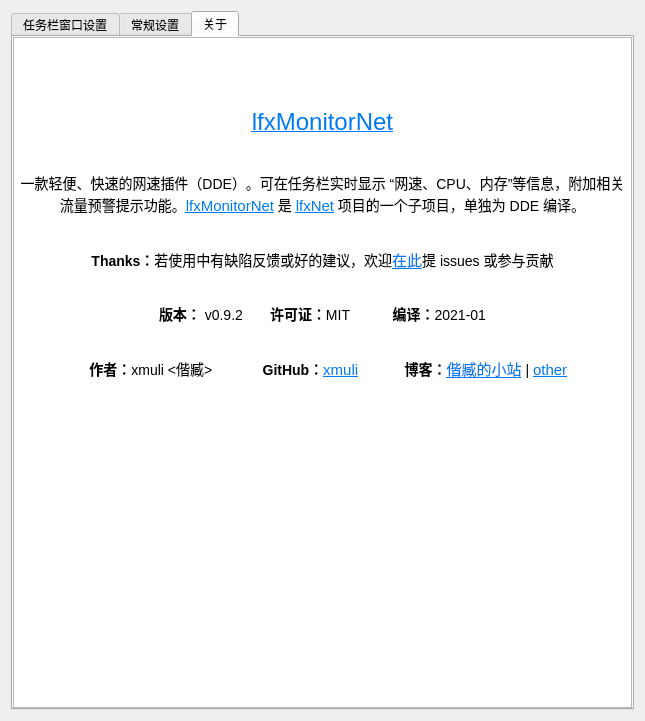
Before: the Qt Designer form dde-dock-plugin/WinDdeDockSetting.ui in XMuli/NetSpeed, drawn with Qt 5.
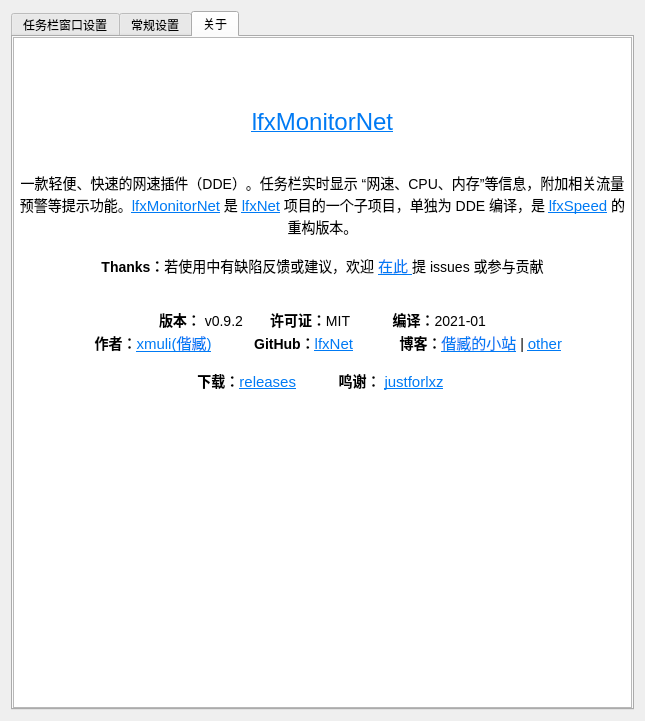
After: the same form once the commit is applied. The open tabs and pages were chosen to show the change. Icons and pictures are not drawn.

Commit message: docs: Introduction to the update process

The edit to the form file:
```diff
--- a/dde-dock-plugin/WinDdeDockSetting.ui
+++ b/dde-dock-plugin/WinDdeDockSetting.ui
@@ -1047,17 +1047,15 @@
 &lt;p align=&quot;center&quot; style=&quot; margin-top:0px; margin-bottom:0px; margin-left:0px; margin-right:0px; -qt-block-indent:0; text-indent:0px;&quot;&gt;&lt;a href=&quot;https://github.com/xmuli/lfxNet/tree/master/dde-dock-plugin&quot;&gt;&lt;span style=&quot; font-size:18pt; text-decoration: underline; color:#007af4;&quot;&gt;lfxMonitorNet&lt;/span&gt;&lt;/a&gt;&lt;/p&gt;
 &lt;p align=&quot;center&quot; style=&quot;-qt-paragraph-type:empty; margin-top:0px; margin-bottom:0px; margin-left:0px; margin-right:0px; -qt-block-indent:0; text-indent:0px; font-size:11pt; text-decoration: underline; color:#007af4;&quot;&gt;&lt;br /&gt;&lt;/p&gt;
 &lt;p align=&quot;center&quot; style=&quot;-qt-paragraph-type:empty; margin-top:0px; margin-bottom:0px; margin-left:0px; margin-right:0px; -qt-block-indent:0; text-indent:0px; font-size:11pt; text-decoration: underline; color:#007af4;&quot;&gt;&lt;br /&gt;&lt;/p&gt;
-&lt;p align=&quot;center&quot; style=&quot; margin-top:0px; margin-bottom:0px; margin-left:0px; margin-right:0px; -qt-block-indent:0; text-indent:0px;&quot;&gt;一款轻便、快速的网速插件（DDE）。可在任务栏实时显示 “网速、CPU、内存”等信息，附加相关流量预警提示功能。&lt;a href=&quot;https://github.com/xmuli/lfxNet/tree/master/dde-dock-plugin&quot;&gt;&lt;span style=&quot; font-size:11pt; text-decoration: underline; color:#007af4;&quot;&gt;lfxMonitorNet&lt;/span&gt;&lt;/a&gt; 是 &lt;a href=&quot;https://github.com/xmuli/lfxNet&quot;&gt;&lt;span style=&quot; font-size:11pt; text-decoration: underline; color:#007af4;&quot;&gt;lfxNet&lt;/span&gt;&lt;/a&gt; 项目的一个子项目，单独为 DDE 编译。&lt;/p&gt;
-&lt;p align=&quot;center&quot; style=&quot;-qt-paragraph-type:empty; margin-top:0px; margin-bottom:0px; margin-left:0px; margin-right:0px; -qt-block-indent:0; text-indent:0px;&quot;&gt;&lt;br /&gt;&lt;/p&gt;
+&lt;p align=&quot;center&quot; style=&quot; margin-top:0px; margin-bottom:0px; margin-left:0px; margin-right:0px; -qt-block-indent:0; text-indent:0px;&quot;&gt;一款轻便、快速的网速插件（DDE）。任务栏实时显示 “网速、CPU、内存”等信息，附加相关流量预警等提示功能。&lt;a href=&quot;https://github.com/xmuli/lfxNet/tree/master/dde-dock-plugin&quot;&gt;&lt;span style=&quot; font-size:11pt; text-decoration: underline; color:#007af4;&quot;&gt;lfxMonitorNet&lt;/span&gt;&lt;/a&gt; 是 &lt;a href=&quot;https://github.com/xmuli/lfxNet&quot;&gt;&lt;span style=&quot; font-size:11pt; text-decoration: underline; color:#007af4;&quot;&gt;lfxNet&lt;/span&gt;&lt;/a&gt; 项目的一个子项目，单独为 DDE 编译，是 &lt;a href=&quot;https://github.com/xmuli/lfxSpeed&quot;&gt;&lt;span style=&quot; font-size:11pt; text-decoration: underline; color:#007af4;&quot;&gt;lfxSpeed&lt;/span&gt;&lt;/a&gt; 的重构版本。&lt;/p&gt;
 &lt;p align=&quot;center&quot; style=&quot;-qt-paragraph-type:empty; margin-top:0px; margin-bottom:0px; margin-left:0px; margin-right:0px; -qt-block-indent:0; text-indent:0px; font-weight:600;&quot;&gt;&lt;br /&gt;&lt;/p&gt;
-&lt;p align=&quot;center&quot; style=&quot; margin-top:0px; margin-bottom:0px; margin-left:0px; margin-right:0px; -qt-block-indent:0; text-indent:0px;&quot;&gt;&lt;span style=&quot; font-weight:600;&quot;&gt;Thanks：&lt;/span&gt;若使用中有缺陷反馈或好的建议，欢迎&lt;a href=&quot;https://github.com/xmuli/lfxNet&quot;&gt;&lt;span style=&quot; font-size:11pt; text-decoration: underline; color:#007af4;&quot;&gt;在此&lt;/span&gt;&lt;/a&gt;提 issues 或参与贡献&lt;/p&gt;
+&lt;p align=&quot;center&quot; style=&quot; margin-top:0px; margin-bottom:0px; margin-left:0px; margin-right:0px; -qt-block-indent:0; text-indent:0px;&quot;&gt;&lt;span style=&quot; font-weight:600;&quot;&gt;Thanks：&lt;/span&gt;若使用中有缺陷反馈或建议，欢迎 &lt;a href=&quot;https://github.com/xmuli/lfxNet/issues&quot;&gt;&lt;span style=&quot; font-size:11pt; text-decoration: underline; color:#007af4;&quot;&gt;在此 &lt;/span&gt;&lt;/a&gt;提 issues 或参与贡献&lt;/p&gt;
 &lt;p align=&quot;center&quot; style=&quot;-qt-paragraph-type:empty; margin-top:0px; margin-bottom:0px; margin-left:0px; margin-right:0px; -qt-block-indent:0; text-indent:0px;&quot;&gt;&lt;br /&gt;&lt;/p&gt;
 &lt;p align=&quot;center&quot; style=&quot;-qt-paragraph-type:empty; margin-top:0px; margin-bottom:0px; margin-left:0px; margin-right:0px; -qt-block-indent:0; text-indent:0px;&quot;&gt;&lt;br /&gt;&lt;/p&gt;
 &lt;p align=&quot;center&quot; style=&quot; margin-top:0px; margin-bottom:0px; margin-left:0px; margin-right:0px; -qt-block-indent:0; text-indent:0px;&quot;&gt;&lt;span style=&quot; font-weight:600;&quot;&gt;版本： &lt;/span&gt;v0.9.2 &lt;span style=&quot; font-weight:600;&quot;&gt;      许可证：&lt;/span&gt;MIT&lt;span style=&quot; font-weight:600;&quot;&gt;           编译：&lt;/span&gt;2021-01&lt;/p&gt;
+&lt;p align=&quot;center&quot; style=&quot; margin-top:0px; margin-bottom:0px; margin-left:0px; margin-right:0px; -qt-block-indent:0; text-indent:0px;&quot;&gt;&lt;span style=&quot; font-weight:600;&quot;&gt;    作者：&lt;/span&gt;&lt;a href=&quot;https://github.com/xmuli&quot;&gt;&lt;span style=&quot; font-size:11pt; text-decoration: underline; color:#007af4;&quot;&gt;xmuli(偕臧)&lt;/span&gt;&lt;/a&gt;&lt;span style=&quot; font-weight:600;&quot;&gt;           GitHub：&lt;/span&gt;&lt;a href=&quot;https://github.com/xmuli/lfxNet&quot;&gt;&lt;span style=&quot; font-size:11pt; text-decoration: underline; color:#007af4;&quot;&gt;lfxNet&lt;/span&gt;&lt;/a&gt;&lt;span style=&quot; font-weight:600;&quot;&gt;            博客：&lt;/span&gt;&lt;a href=&quot;https://xmuli.tech&quot;&gt;&lt;span style=&quot; font-size:11pt; text-decoration: underline; color:#007af4;&quot;&gt;偕臧的小站&lt;/span&gt;&lt;/a&gt; | &lt;a href=&quot;https://xmuli.blog.csdn.net/&quot;&gt;&lt;span style=&quot; font-size:11pt; text-decoration: underline; color:#007af4;&quot;&gt;other&lt;/span&gt;&lt;/a&gt; &lt;/p&gt;
 &lt;p align=&quot;center&quot; style=&quot;-qt-paragraph-type:empty; margin-top:0px; margin-bottom:0px; margin-left:0px; margin-right:0px; -qt-block-indent:0; text-indent:0px;&quot;&gt;&lt;br /&gt;&lt;/p&gt;
-&lt;p align=&quot;center&quot; style=&quot;-qt-paragraph-type:empty; margin-top:0px; margin-bottom:0px; margin-left:0px; margin-right:0px; -qt-block-indent:0; text-indent:0px;&quot;&gt;&lt;br /&gt;&lt;/p&gt;
-&lt;p align=&quot;center&quot; style=&quot; margin-top:0px; margin-bottom:0px; margin-left:0px; margin-right:0px; -qt-block-indent:0; text-indent:0px;&quot;&gt;&lt;span style=&quot; font-weight:600;&quot;&gt;    作者：&lt;/span&gt;xmuli &amp;lt;偕臧&amp;gt;  &lt;span style=&quot; font-weight:600;&quot;&gt;           GitHub：&lt;/span&gt;&lt;a href=&quot;https://github.com/xmuli&quot;&gt;&lt;span style=&quot; font-size:11pt; text-decoration: underline; color:#007af4;&quot;&gt;xmuli&lt;/span&gt;&lt;/a&gt;&lt;span style=&quot; font-weight:600;&quot;&gt;            博客：&lt;/span&gt;&lt;a href=&quot;https://xmuli.tech&quot;&gt;&lt;span style=&quot; font-size:11pt; text-decoration: underline; color:#007af4;&quot;&gt;偕臧的小站&lt;/span&gt;&lt;/a&gt; | &lt;a href=&quot;https://xmuli.blog.csdn.net/&quot;&gt;&lt;span style=&quot; font-size:11pt; text-decoration: underline; color:#007af4;&quot;&gt;other&lt;/span&gt;&lt;/a&gt; &lt;/p&gt;
-&lt;p align=&quot;center&quot; style=&quot;-qt-paragraph-type:empty; margin-top:0px; margin-bottom:0px; margin-left:0px; margin-right:0px; -qt-block-indent:0; text-indent:0px;&quot;&gt;&lt;br /&gt;&lt;/p&gt;
+&lt;p align=&quot;center&quot; style=&quot; margin-top:0px; margin-bottom:0px; margin-left:0px; margin-right:0px; -qt-block-indent:0; text-indent:0px;&quot;&gt;&lt;span style=&quot; font-weight:600;&quot;&gt;下载：&lt;/span&gt;&lt;a href=&quot;https://github.com/xmuli/lfxNet/releases&quot;&gt;&lt;span style=&quot; font-size:11pt; text-decoration: underline; color:#007af4;&quot;&gt;releases&lt;/span&gt;&lt;/a&gt;&lt;span style=&quot; font-weight:600;&quot;&gt;           鸣谢： &lt;/span&gt;&lt;a href=&quot;https://blog.justforlxz.com/&quot;&gt;&lt;span style=&quot; font-size:11pt; text-decoration: underline; color:#007af4;&quot;&gt;justforlxz&lt;/span&gt;&lt;/a&gt;&lt;span style=&quot; font-weight:600;&quot;&gt; &lt;/span&gt;&lt;/p&gt;
 &lt;p align=&quot;center&quot; style=&quot;-qt-paragraph-type:empty; margin-top:0px; margin-bottom:0px; margin-left:0px; margin-right:0px; -qt-block-indent:0; text-indent:0px;&quot;&gt;&lt;br /&gt;&lt;/p&gt;
 &lt;p align=&quot;center&quot; style=&quot;-qt-paragraph-type:empty; margin-top:0px; margin-bottom:0px; margin-left:0px; margin-right:0px; -qt-block-indent:0; text-indent:0px;&quot;&gt;&lt;br /&gt;&lt;/p&gt;
 &lt;p align=&quot;center&quot; style=&quot;-qt-paragraph-type:empty; margin-top:0px; margin-bottom:0px; margin-left:0px; margin-right:0px; -qt-block-indent:0; text-indent:0px;&quot;&gt;&lt;br /&gt;&lt;/p&gt;&lt;/body&gt;&lt;/html&gt;</string>
```
Left out of the diff: 2 changed lines with no effect on the pictures.
